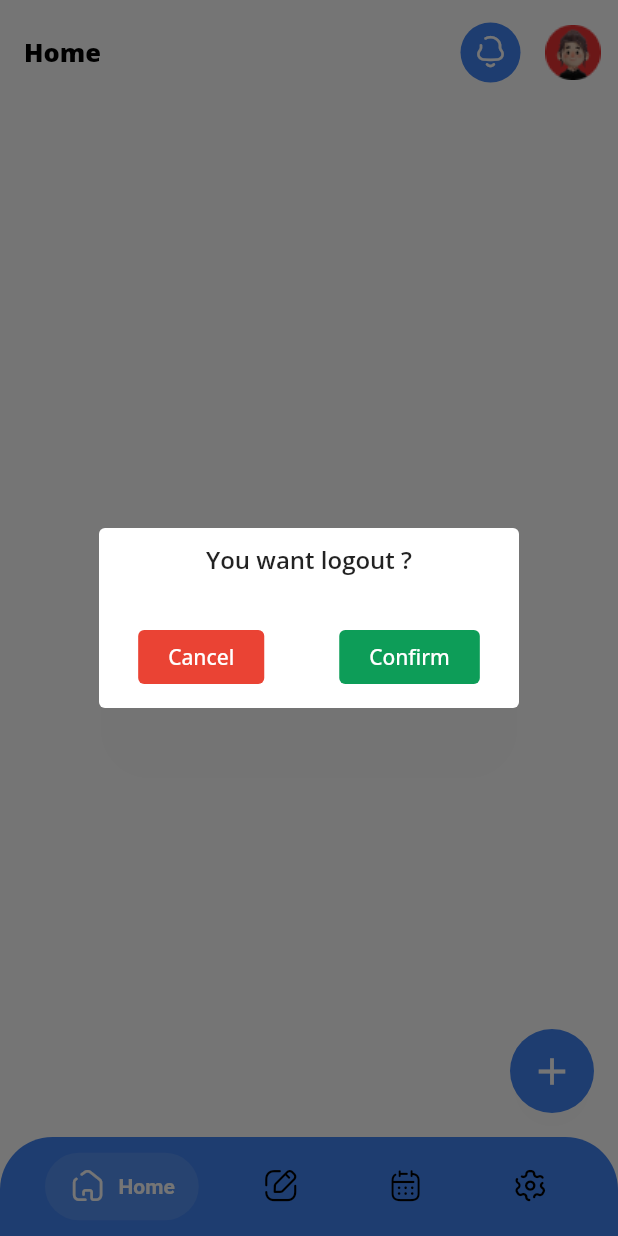
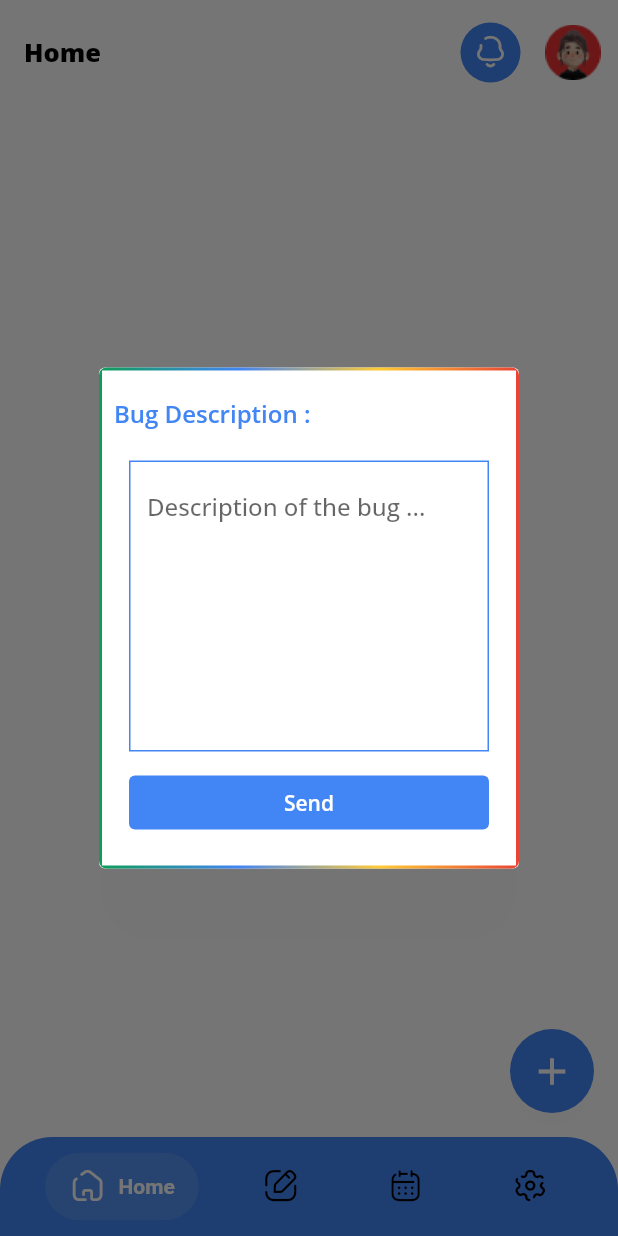
Before and after one commit to HoussemBousmaha/gdg_organizers_app, a Flutter app: the screen it shows after launch, after a tap on an icon or button, on a phone screen of 412 x 824 dp. Run offline on Flutter 3.47's test engine with Material 2 defaults, Android fonts, the phone set to English and light mode, and no system bars; drawn by our look-alikes of flutter_speed_dial, salomon_bottom_bar; our stand-ins replace bloc, flutter_bloc, flutter_svg, freezed_annotation.

Commit message:
BugDescription Widget added

```diff
--- a/lib/features/nav/app_layout.dart
+++ b/lib/features/nav/app_layout.dart
@@ -7,6 +7,7 @@ import 'package:gdg_organizers_app/features/nav/bloc/states.dart';
 import 'package:salomon_bottom_bar/salomon_bottom_bar.dart';
 
 import '../../constants/icon_broken.dart';
+import '../../shared/widgets/bug_description.dart';
 import '../../shared/widgets/logout_pop_up.dart';
 
 class LayoutScreen extends StatelessWidget {
@@ -74,9 +75,9 @@ class LayoutScreen extends StatelessWidget {
                     showDialog(
                       context: context,
                       builder: (context) {
-                        return AlertDialog(
+                        return const AlertDialog(
                           contentPadding: EdgeInsets.zero,
-                          content: LogoutPopUp(),
+                          content: BugDescription(),
                         );
                       },
                     );
--- /dev/null
+++ b/lib/shared/widgets/bug_description.dart
@@ -0,0 +1,96 @@
+import 'package:flutter/material.dart';
+import 'package:gdg_organizers_app/constants/const.dart';
+
+class BugDescription extends StatelessWidget {
+  const BugDescription({Key? key}) : super(key: key);
+
+  @override
+  Widget build(BuildContext context) {
+    return Container(
+      decoration: kBoxDecorationForTask,
+      child: Container(
+        margin: const EdgeInsets.all(2),
+        height: 330,
+        width: 50,
+        decoration: const BoxDecoration(
+          color: Colors.white,
+        ),
+        child: Padding(
+          padding: const EdgeInsets.symmetric(
+            vertical: 10,
+          ),
+          child: Padding(
+            padding: const EdgeInsets.all(8.0),
+            child: Column(
+              crossAxisAlignment: CrossAxisAlignment.start,
+              children: [
+                const Text(
+                  'Bug Description : ',
+                  style: TextStyle(
+                    fontWeight: FontWeight.w600,
+                    color: kBlue,
+                  ),
+                ),
+                Padding(
+                  padding: const EdgeInsets.only(
+                    left: 10,
+                    right: 10,
+                    top: 10,
+                  ),
+                  child: Column(
+                    children: [
+                      const SizedBox(
+                        height: 10,
+                      ),
+                      TextFormField(
+                        keyboardType: TextInputType.multiline,
+                        maxLines: 7,
+                        decoration: const InputDecoration(
+                          hintText: 'Description of the bug ...',
+                          fillColor: Colors.red,
+                          enabledBorder: OutlineInputBorder(
+                            borderRadius: BorderRadius.zero,
+                            borderSide: BorderSide(
+                              color: kBlue,
+                              width: 1,
+                            ),
+                          ),
+                          focusedBorder: OutlineInputBorder(
+                            borderRadius: BorderRadius.zero,
+                            borderSide: BorderSide(
+                              color: kBlue,
+                              width: 2,
+                            ),
+                          ),
+                        ),
+                      ),
+                      const SizedBox(
+                        height: 10,
+                      ),
+                      SizedBox(
+                        width: double.infinity,
+                        child: TextButton(
+                          onPressed: () {},
+                          style: TextButton.styleFrom(
+                            backgroundColor: kBlue,
+                          ),
+                          child: const Text(
+                            'Send',
+                            style: TextStyle(
+                              color: Colors.white,
+                              fontWeight: FontWeight.w600,
+                            ),
+                          ),
+                        ),
+                      ),
+                    ],
+                  ),
+                )
+              ],
+            ),
+          ),
+        ),
+      ),
+    );
+  }
+}
```
